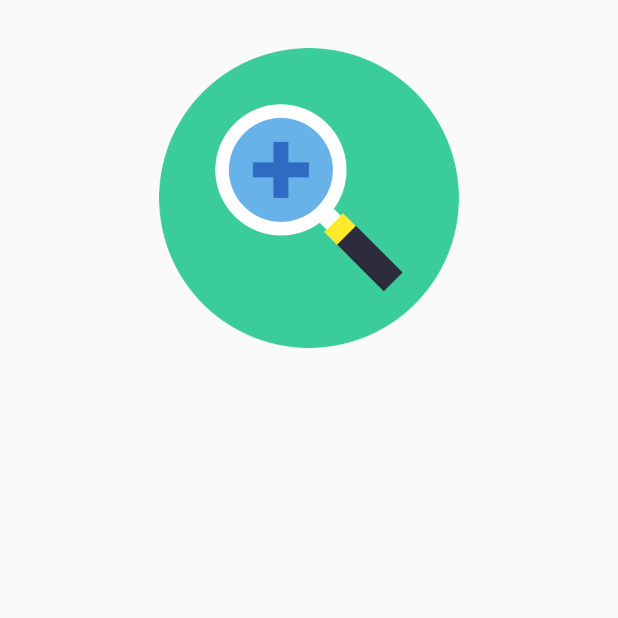
After one commit to soraleous/J39723_CO5025_Game, an Android app: the SplashActivity screen opened directly, with no data from a screen before it, on a phone screen of 412 x 824 dp, the top half of it. The commit adds this screen. Run offline under Robolectric (Android 15) with nearby library versions, the phone set to English and light mode, and no system bars.

Commit message:
Added Simple Splash Screen called SplashActivity. Will need to improve its design.

```diff
--- a/app/src/main/AndroidManifest.xml
+++ b/app/src/main/AndroidManifest.xml
@@ -2,7 +2,6 @@
 <manifest xmlns:android="http://schemas.android.com/apk/res/android"
     xmlns:tools="http://schemas.android.com/tools"
     package="com.example.j39723.j39723_co5025_game">
-
 
     <application
         android:allowBackup="true"
@@ -42,14 +41,25 @@
         </activity>
         <!-- End of AboutActivity -->
 
+        <!-- Start of LoginActivity -->
         <activity
             android:name=".LoginActivity"
-            android:label="@string/title_activity_login">
+            android:label="@string/title_activity_login" >
+        </activity>
+        <!-- End of LoginActivity -->
+
+        <!-- Start of SplashActivity -->
+        <activity
+            android:name=".SplashActivity"
+            android:label="@string/app_title_name"
+            android:theme="@style/Theme.AppCompat.Light.NoActionBar">
             <intent-filter>
                 <action android:name="android.intent.action.MAIN" />
                 <category android:name="android.intent.category.LAUNCHER" />
             </intent-filter>
         </activity>
+        <!-- End of SplashActivity -->
+
     </application>
 
 </manifest>
--- /dev/null
+++ b/app/src/main/java/com/example/j39723/j39723_co5025_game/SplashActivity.java
@@ -0,0 +1,27 @@
+package com.example.j39723.j39723_co5025_game;
+
+import android.content.Intent;
+import android.os.Handler;
+import android.support.v7.app.AppCompatActivity;
+import android.os.Bundle;
+
+public class SplashActivity extends AppCompatActivity {
+
+    @Override
+    protected void onCreate(Bundle savedInstanceState) {
+        super.onCreate(savedInstanceState);
+        setContentView(R.layout.activity_splash);
+
+        // Code adapted from https://www.youtube.com/watch?v=cakkKQYYCvQ
+        int time = 3000; // For 3 Seconds
+        new Handler().postDelayed(new Runnable() {
+            @Override
+            public void run() {
+                // Runs LoginActivity afterwards
+                startActivity(new Intent(SplashActivity.this, LoginActivity.class));
+            }
+        },time);
+        // End of adapted code
+
+    }
+}
--- /dev/null
+++ b/app/src/main/res/layout/activity_splash.xml
@@ -0,0 +1,19 @@
+<?xml version="1.0" encoding="utf-8"?>
+<android.support.constraint.ConstraintLayout xmlns:android="http://schemas.android.com/apk/res/android"
+    xmlns:app="http://schemas.android.com/apk/res-auto"
+    xmlns:tools="http://schemas.android.com/tools"
+    android:layout_width="match_parent"
+    android:layout_height="match_parent"
+    tools:context=".SplashActivity">
+
+    <ImageView
+        android:layout_width="200dp"
+        android:layout_height="200dp"
+        android:layout_marginTop="32dp"
+        android:src="@drawable/zoom512x512"
+        app:layout_constraintEnd_toEndOf="parent"
+        app:layout_constraintHorizontal_bias="0.5"
+        app:layout_constraintStart_toStartOf="parent"
+        app:layout_constraintTop_toTopOf="parent" />
+
+</android.support.constraint.ConstraintLayout>
--- a/app/src/main/res/values/strings.xml
+++ b/app/src/main/res/values/strings.xml
@@ -50,5 +50,4 @@
     <!-- End of strings related to login -->
 
 
-
 </resources>
```
Also changed, not shown: app/src/main/res/drawable/zoom512x512.png (added).
